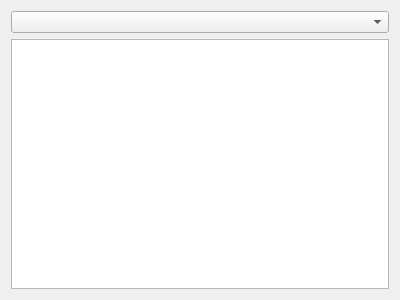
asvitenkov/PBZ_LAB1, file amounofmuscompofgroup.ui: the form before one commit.
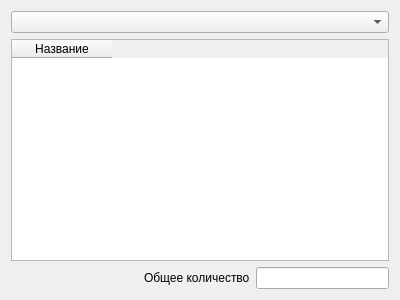
The form after the commit.

Commit message: добавил одну форму на запрос, думаю дальше дело быстрее пойдёт

What changed in the file:
```diff
--- a/amounofmuscompofgroup.ui
+++ b/amounofmuscompofgroup.ui
@@ -20,7 +20,40 @@
       <widget class="QComboBox" name="groupList"/>
      </item>
      <item>
-      <widget class="QTableView" name="tableView"/>
+      <widget class="QTableWidget" name="tableWidget">
+       <column>
+        <property name="text">
+         <string>Название</string>
+        </property>
+       </column>
+      </widget>
+     </item>
+     <item>
+      <layout class="QHBoxLayout" name="horizontalLayout">
+       <item>
+        <spacer name="horizontalSpacer">
+         <property name="orientation">
+          <enum>Qt::Horizontal</enum>
+         </property>
+         <property name="sizeHint" stdset="0">
+          <size>
+           <width>40</width>
+           <height>20</height>
+          </size>
+         </property>
+        </spacer>
+       </item>
+       <item>
+        <widget class="QLabel" name="label">
+         <property name="text">
+          <string>Общее количество</string>
+         </property>
+        </widget>
+       </item>
+       <item>
+        <widget class="QLineEdit" name="totalAmount"/>
+       </item>
+      </layout>
      </item>
     </layout>
    </item>
```
Left out of the diff: 2 changed lines with no effect on the pictures. The commit also changes 7 other files.
